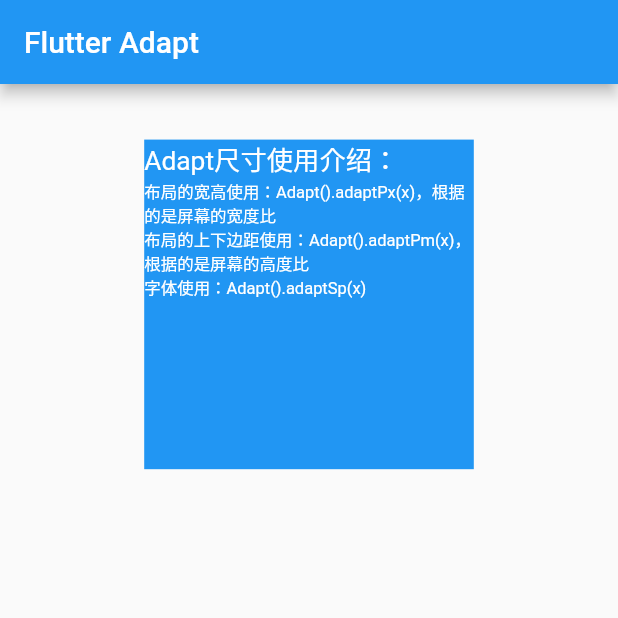
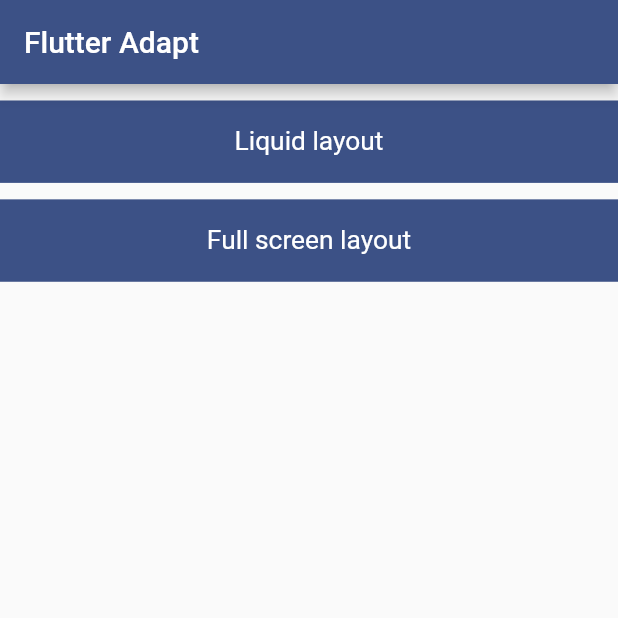
Before and after one commit to ohxxx/flutter-adapter, a Flutter app: the screen it shows after launch, on a phone screen of 412 x 824 dp, the top half of it. Run offline on Flutter 3.47's test engine with Material 2 defaults, Android fonts, the phone set to English and light mode, and no system bars; our stand-ins replace google_fonts; Roboto replaces fonts that are missing (Goldman).

Commit message:
feat(package)：add google_fonts & change layout

```diff
--- a/lib/main.dart
+++ b/lib/main.dart
@@ -1,5 +1,6 @@
 import 'package:flutter/material.dart';
 import 'package:flutter_adapt/adapt.dart';
+import 'package:google_fonts/google_fonts.dart';
 
 void main() {
   runApp(MyApp());
@@ -26,62 +27,54 @@
 }
 
 class _MyHomePageState extends State<MyHomePage> {
-  /// [主标题组件]
+  /// card小组件
   ///
   /// [title] 当前标题的文本信息，String类型
-  Text _title(String title) {
-    return Text(
-      title,
-      style: TextStyle(
-        color: Colors.white,
-        fontSize: Adapt().adaptSp(16),
-      ),
+  Container _customCard(String title) {
+    return Container(
+      width: Adapt().adaptPx(375),
+      height: Adapt().adaptPx(50),
+      margin: EdgeInsets.only(top: Adapt().adaptPx(10)),
+      color: Color(0xff3C5186),
+      child: _customText(title),
     );
   }
 
-  /// [副标题组件]
+  /// text组件
   ///
   /// [title] 当前标题的文本信息，String类型
-  Text _subTitle(String title) {
-    return Text(
-      title,
-      style: TextStyle(
-        color: Colors.white,
-        fontSize: Adapt().adaptSp(10),
+  Align _customText(String title) {
+    return Align(
+      child: Text(
+        title,
+        style: GoogleFonts.goldman(
+          color: Colors.white,
+          fontSize: Adapt().adaptSp(16),
+        ),
       ),
     );
   }
 
   @override
   Widget build(BuildContext context) {
-    /// [初始化]
+    /// Adapt 初始化
     ///
     /// 上下文传入进行媒体查询
     Adapt.init(context);
 
     return Scaffold(
       appBar: AppBar(
-        title: Text('Flutter Adapt'),
+        title: Text(
+          'Flutter Adapt',
+          style: GoogleFonts.goldman(),
+        ),
+        backgroundColor: Color(0xff3C5186),
       ),
       body: Center(
         child: Column(
           children: <Widget>[
-            Container(
-              width: Adapt().adaptPx(200),
-              height: Adapt().adaptPx(200),
-              margin: EdgeInsets.only(top: Adapt().adaptPm(30)),
-              color: Colors.blue,
-              child: Column(
-                crossAxisAlignment: CrossAxisAlignment.start,
-                children: [
-                  _title('Adapt尺寸使用介绍：'),
-                  _subTitle('布局的宽高使用：Adapt().adaptPx(x)，根据的是屏幕的宽度比'),
-                  _subTitle('布局的上下边距使用：Adapt().adaptPm(x)，根据的是屏幕的高度比'),
-                  _subTitle('字体使用：Adapt().adaptSp(x)'),
-                  // todo: add more example
-                ],
-              ),
-            )
+            _customCard('Liquid layout'),
+            _customCard('Full screen layout'),
           ],
         ),
       ),
--- a/pubspec.yaml
+++ b/pubspec.yaml
@@ -28,6 +28,7 @@
   # The following adds the Cupertino Icons font to your application.
   # Use with the CupertinoIcons class for iOS style icons.
   cupertino_icons: ^1.0.2
+  google_fonts: ^2.1.0
 
 dev_dependencies:
   flutter_test:
```
Also changed, not shown: pubspec.lock, 10 other files.
